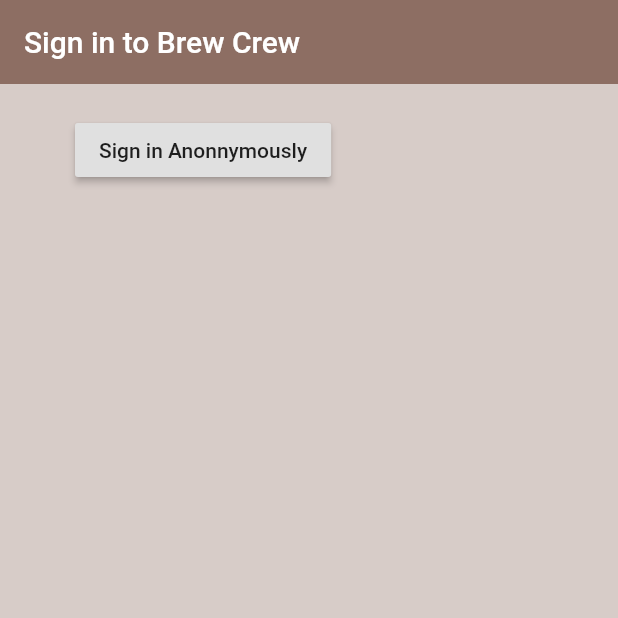
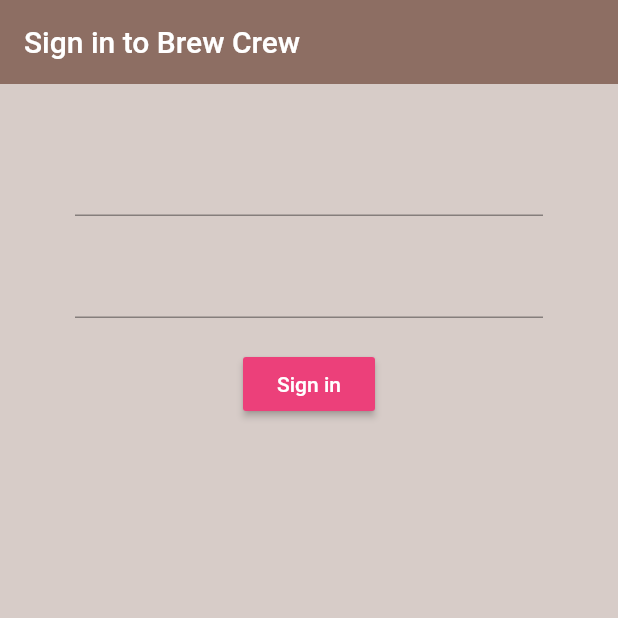
Before and after one commit to Williano/Brew-Crew, a Flutter app: the screen it shows after launch, on a phone screen of 412 x 824 dp, the top half of it. Run offline on Flutter 3.47's test engine with Material 2 defaults, Android fonts, the phone set to English and light mode, and no system bars; our stand-ins replace firebase_auth; accounts and stored records are empty.

Commit message:
Add sign in form

```diff
--- a/lib/screens/authenticate/sign_in.dart
+++ b/lib/screens/authenticate/sign_in.dart
@@ -10,6 +10,9 @@ class _SignInState extends State<SignIn> {
 
   final AuthService _auth = AuthService();
 
+  String email = "";
+  String password = "";
+
   @override
   Widget build(BuildContext context) {
     return Scaffold(
@@ -21,20 +24,37 @@ class _SignInState extends State<SignIn> {
       ),
       body: Container(
         padding: EdgeInsets.symmetric(vertical: 20.0, horizontal: 50.0),
-        child: RaisedButton(
-          child: Text("Sign in Anonnymously"),
-          onPressed: () async {
-
-            dynamic result = await _auth.signInAnon();
-            if(result == null) {
-              print("Error signing in");
-            }
-            else {
-
-            }
-          }
-        ),
-      ),
+        child: Form(
+          child: Column(
+          children: <Widget>[
+            SizedBox(height: 20.0),
+            TextFormField(
+              onChanged: (val) {
+                setState(() => email = val);
+              }
+            ),
+            SizedBox(height: 20.0),
+            TextFormField(
+              obscureText: true,
+              onChanged: (val) => password = val,
+            ),
+            SizedBox(height:20.0),
+            RaisedButton(
+              onPressed: () async {
+                print(email);
+                print(password);
+              },
+              color: Colors.pink[400],
+              child: Text(
+                "Sign in",
+                style: TextStyle(
+                  color: Colors.white
+                )
+              ),
+              )
+          ]
+        ),),
+      )
     );
   }
 }
```
